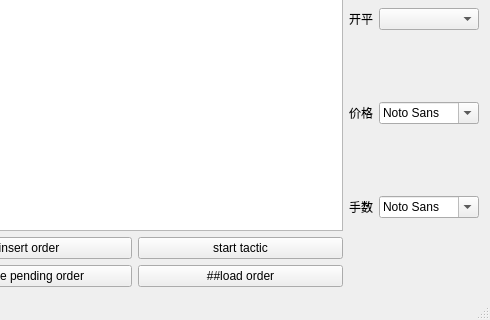
Qt form mainwindow.ui (wdy0401/only_qt_ctp) before a commit; both pictures show x 508 to 998 and y 277 to 597 of the 998 by 597 pixel window.
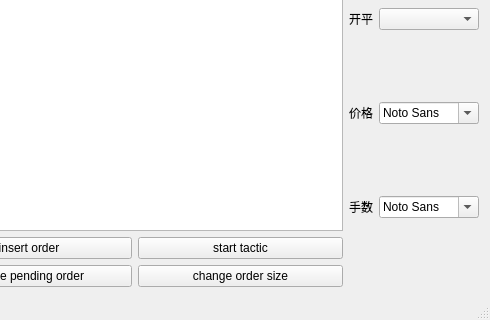
The same form after that commit.

```diff
--- a/mainwindow.ui
+++ b/mainwindow.ui
@@ -159,7 +159,7 @@
           <item row="1" column="1">
            <widget class="QPushButton" name="pushButton_6">
             <property name="text">
-             <string>##load order</string>
+             <string>change order size</string>
             </property>
            </widget>
           </item>
```
